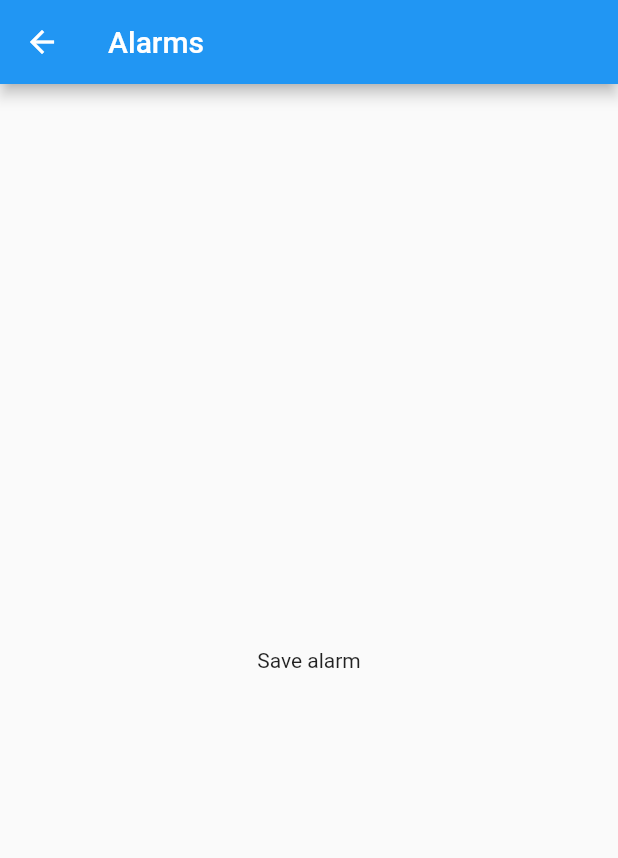
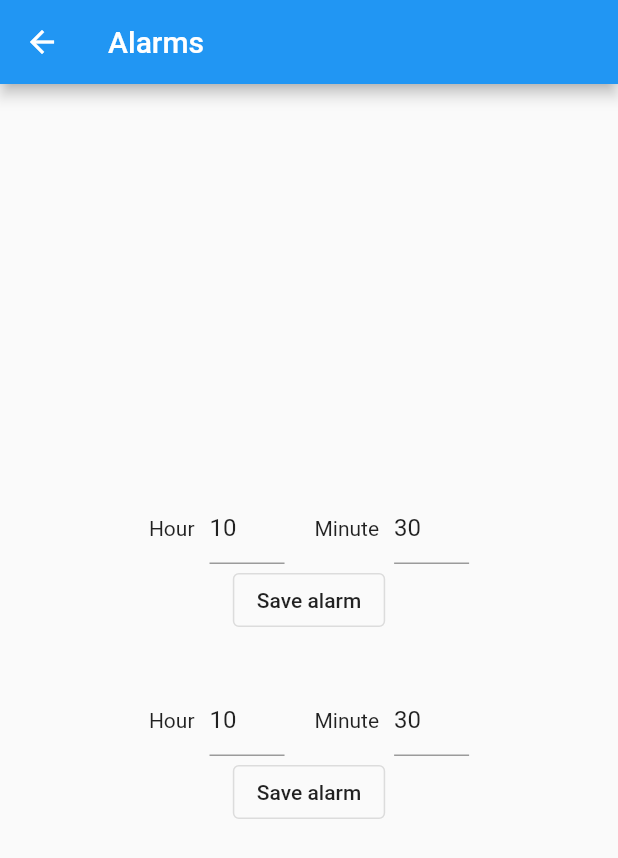
Before and after one commit to AseemWangoo/revised_clock, a Flutter app: the AlarmView screen opened by its route, on a phone screen of 412 x 824 dp. Shown: the top 858 px of the screen. Run offline on Flutter 3.47's test engine with Material 2 defaults, Android fonts, the phone set to English and light mode, and no system bars; our stand-ins replace get_it, hive, hive_flutter; missing offline and left inert: android_alarm_manager; accounts and stored records are empty; generated files the repository leaves out were written again.

Commit message:
[C/Alarm] Save in db

```diff
--- /dev/null
+++ b/lib/alarm/components/android_alarm/android_alarm.component.dart
@@ -0,0 +1,98 @@
+import 'package:flutter/material.dart';
+
+import 'package:hive/hive.dart';
+
+import 'package:revised_clock/alarm/components/text/text.component.dart';
+import 'package:revised_clock/alarm/models/alarm_time.model.dart';
+import 'package:revised_clock/alarm/utils/strings.dart';
+import 'package:revised_clock/home/components/button/button.component.dart';
+
+import 'package:revised_clock/home/view_models/time.viewmodel.dart';
+import 'package:revised_clock/locator.dart';
+import 'package:revised_clock/shared/services/alarm/alarm.service.dart';
+import 'package:revised_clock/shared/services/hive/hive.service.dart';
+
+import 'package:hive_flutter/hive_flutter.dart';
+
+class AndroidAlarmComponent extends StatefulWidget {
+  const AndroidAlarmComponent({Key key}) : super(key: key);
+
+  @override
+  _AndroidAlarmComponentState createState() => _AndroidAlarmComponentState();
+}
+
+class _AndroidAlarmComponentState extends State<AndroidAlarmComponent> {
+  final alarmSVC = locator<AlarmService>();
+  final hiveSVC = locator<HiveService>();
+  final timeViewModel = locator<TimeViewModel>().time;
+
+  @override
+  Widget build(BuildContext context) {
+    return Container(
+      alignment: Alignment.center,
+      padding: const EdgeInsets.all(16),
+      child: Column(
+        children: [
+          Row(
+            mainAxisSize: MainAxisSize.min,
+            children: [
+              const Text(AlarmStrings.hour),
+              const SizedBox(width: 10),
+              TextComponent(
+                initialVal: timeViewModel.hour.toString(),
+                onChanged: (val) {},
+              ),
+              const SizedBox(width: 20),
+              const Text(AlarmStrings.minute),
+              const SizedBox(width: 10),
+              TextComponent(
+                initialVal: timeViewModel.minute.toString(),
+                onChanged: (val) {},
+              ),
+            ],
+          ),
+          ButtonComponent(
+            text: AlarmStrings.save,
+            onPressed: () {
+              final time = AlarmTime()
+                ..hour = timeViewModel.hour.toString()
+                ..minute = timeViewModel.minute.toString();
+
+              final alarms = hiveSVC.getAlarms();
+              alarms.add(time);
+            },
+          ),
+          ValueListenableBuilder<Box<AlarmTime>>(
+            valueListenable: hiveSVC.getAlarms().listenable(),
+            builder: (context, value, _) {
+              final list = value.values.toList();
+
+              return ListView.builder(
+                shrinkWrap: true,
+                itemCount: list.length,
+                itemBuilder: (context, int index) {
+                  return Card(
+                    child: ListTile(
+                      leading: const Icon(Icons.alarm),
+                      title: Row(
+                        children: [
+                          Text(list[index].hour),
+                          const Text(":"),
+                          Text(list[index].minute),
+                        ],
+                      ),
+                      trailing: GestureDetector(
+                        onTap: () async => list[index].delete(),
+                        child: const Icon(Icons.delete),
+                      ),
+                    ),
+                  );
+                },
+              );
+            },
+          ),
+        ],
+      ),
+    );
+  }
+}
--- /dev/null
+++ b/lib/alarm/components/text/text.component.dart
@@ -0,0 +1,45 @@
+import 'package:flutter/material.dart';
+import 'package:flutter/services.dart';
+
+class TextComponent extends StatefulWidget {
+  const TextComponent({
+    Key key,
+    @required this.onChanged,
+    this.initialVal = '',
+  }) : super(key: key);
+
+  final String initialVal;
+  final ValueChanged<String> onChanged;
+
+  @override
+  _TextComponentState createState() => _TextComponentState();
+}
+
+class _TextComponentState extends State<TextComponent> {
+  final textController = TextEditingController();
+
+  @override
+  void initState() {
+    super.initState();
+    textController.text = widget.initialVal;
+  }
+
+  @override
+  Widget build(BuildContext context) {
+    return SizedBox(
+      width: 50,
+      child: TextField(
+        inputFormatters: [LengthLimitingTextInputFormatter(2)],
+        controller: textController,
+        onChanged: widget.onChanged,
+        keyboardType: TextInputType.number,
+      ),
+    );
+  }
+
+  @override
+  void dispose() {
+    textController?.dispose();
+    super.dispose();
+  }
+}
--- /dev/null
+++ b/lib/alarm/models/alarm_time.model.dart
@@ -0,0 +1,12 @@
+import 'package:hive/hive.dart';
+
+part 'alarm_time.model.g.dart';
+
+@HiveType(typeId: 0)
+class AlarmTime extends HiveObject {
+  @HiveField(0)
+  String hour;
+
+  @HiveField(1)
+  String minute;
+}
--- a/lib/alarm/utils/strings.dart
+++ b/lib/alarm/utils/strings.dart
@@ -2,4 +2,7 @@ class AlarmStrings {
   AlarmStrings._();
 
   static const String title = 'Alarms';
+  static const String hour = 'Hour';
+  static const String minute = 'Minute';
+  static const String save = 'Save alarm';
 }
--- a/lib/alarm/view/alarm.view.dart
+++ b/lib/alarm/view/alarm.view.dart
@@ -1,4 +1,8 @@
+import 'dart:io';
+
 import 'package:flutter/material.dart';
+
+import 'package:revised_clock/alarm/components/android_alarm/android_alarm.component.dart';
 import 'package:revised_clock/alarm/utils/strings.dart';
 
 class AlarmView extends StatelessWidget {
@@ -6,10 +10,21 @@ class AlarmView extends StatelessWidget {
 
   @override
   Widget build(BuildContext context) {
+    final isAndroid = Platform.isAndroid;
+
     return Scaffold(
       appBar: AppBar(title: const Text(AlarmStrings.title)),
-      body: const Center(
-        child: Text('Save alarm'),
+      body: Center(
+        child: Column(
+          mainAxisSize: MainAxisSize.min,
+          children: [
+            if (isAndroid)
+              const AndroidAlarmComponent()
+            else
+              const Text('To Implement'),
+            const AndroidAlarmComponent()
+          ],
+        ),
       ),
     );
   }
--- a/lib/locator.dart
+++ b/lib/locator.dart
@@ -2,11 +2,15 @@ import 'package:get_it/get_it.dart';
 
 import 'home/view_models/clock_mode.viewmodel.dart';
 import 'home/view_models/time.viewmodel.dart';
+import 'shared/services/alarm/alarm.service.dart';
+import 'shared/services/hive/hive.service.dart';
 import 'shared/services/navigation.service.dart';
 
 final GetIt locator = GetIt.instance;
 
 void setupLocator() {
+  locator.registerLazySingleton(() => AlarmService());
+  locator.registerLazySingleton(() => HiveService());
   locator.registerLazySingleton(() => NavigationService());
 
   locator.registerLazySingleton(() => ClockModeViewModel());
--- a/lib/main.dart
+++ b/lib/main.dart
@@ -1,7 +1,9 @@
 import 'package:flutter/material.dart';
+import 'package:revised_clock/shared/services/alarm/alarm.service.dart';
 
 import 'locator.dart';
 import 'shared/routes/routes.dart';
+import 'shared/services/hive/hive.service.dart';
 import 'shared/services/navigation.service.dart';
 
 Future<void> main() async {
@@ -9,6 +11,9 @@ Future<void> main() async {
 
   // INIT SERVICE LOCATOR
   setupLocator();
+
+  locator<AlarmService>().init(wakeup: true);
+  locator<HiveService>().init();
 
   runApp(MainApp());
 }
--- /dev/null
+++ b/lib/shared/services/hive/hive.service.dart
@@ -0,0 +1,20 @@
+import 'package:hive/hive.dart';
+import 'package:hive_flutter/hive_flutter.dart';
+import 'package:revised_clock/alarm/models/alarm_time.model.dart';
+
+class HiveService {
+  Future<void> init() async {
+    await Hive.initFlutter();
+
+    Hive.registerAdapter(AlarmTimeAdapter());
+    await Hive.openBox<AlarmTime>(alarmBox);
+  }
+
+  Future<void> close() async {
+    await Hive.close();
+  }
+
+  final String alarmBox = 'alarms';
+
+  Box<AlarmTime> getAlarms() => Hive.box<AlarmTime>(alarmBox);
+}
```
Also changed, not shown: lib/shared/services/alarm/alarm.service.dart (added, +184 -0 lines), pubspec.yaml (+8 -0 lines), lib/alarm/models/alarm_time.model.g.dart (added), 3 other files.
